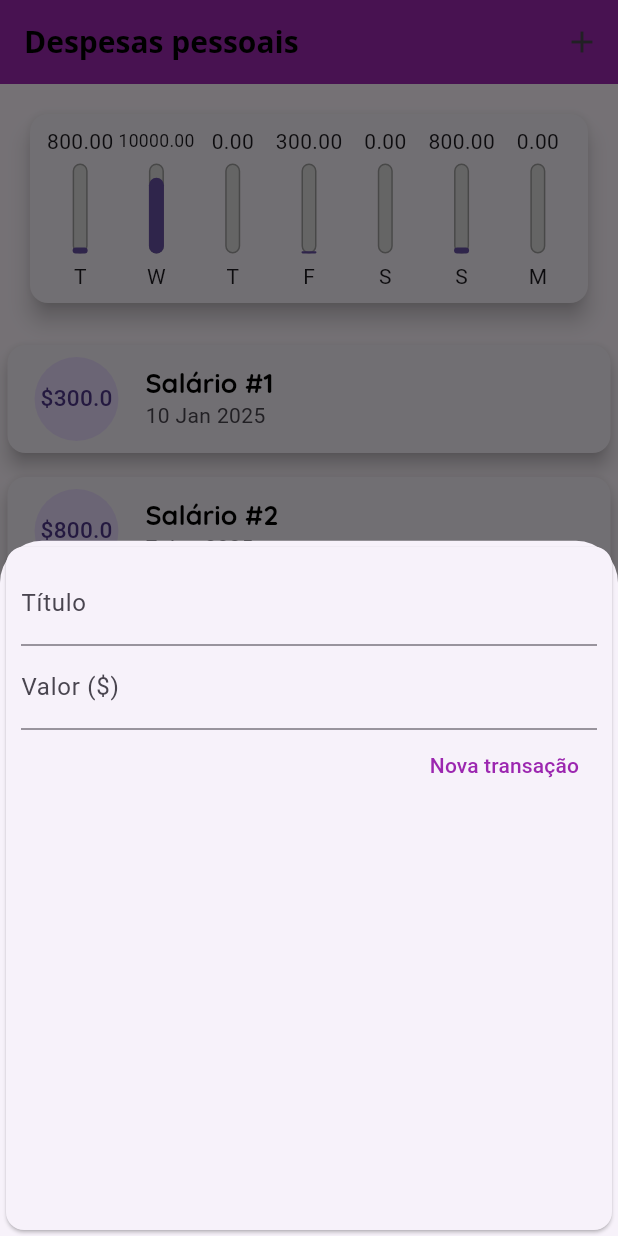
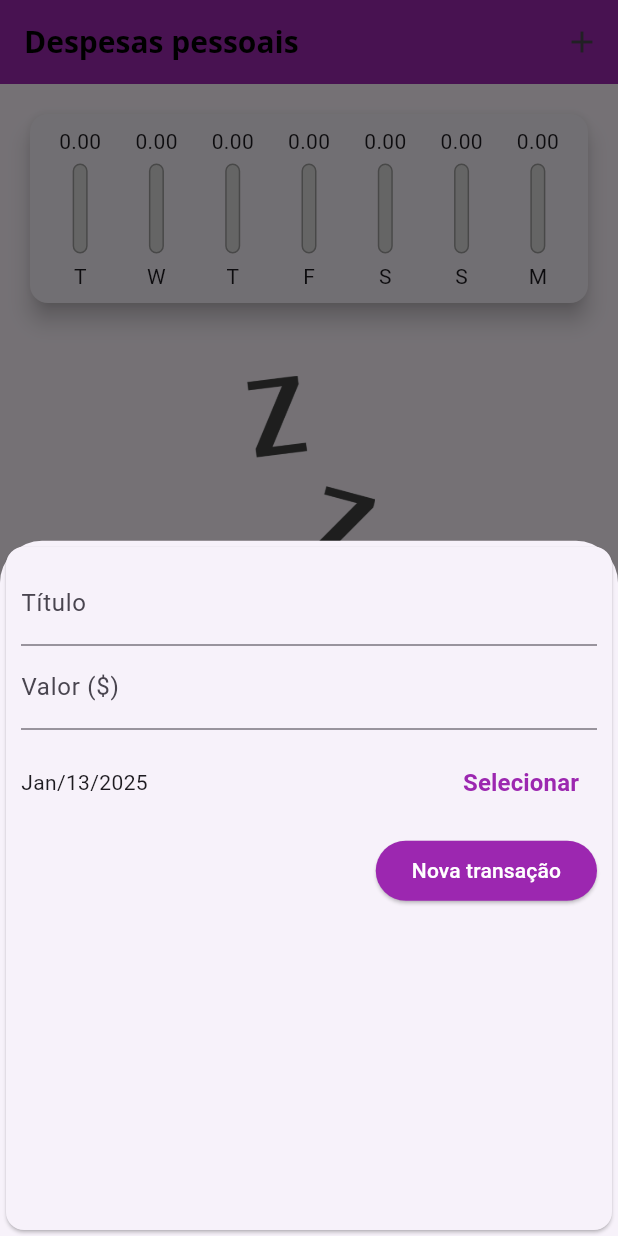
Before and after one commit to cnxarmando/expenseapp, a Flutter app: the screen it shows after launch, after a tap on the "add" icon, on a phone screen of 412 x 824 dp. Run offline on Flutter 3.47's test engine with Material 3 defaults, Android fonts, the phone set to English and light mode, and no system bars.

Commit message:
add metod remove transaction

```diff
--- a/lib/components/chart.dart
+++ b/lib/components/chart.dart
@@ -52,7 +52,9 @@ class Chart extends StatelessWidget {
               child: ChartBar(
                 label: tr['day'] as String,
                 value: tr['value'] as double,
-                percentage: (tr['value'] as double) / _weekTotalValue as double,
+                percentage: _weekTotalValue == 0
+                    ? 0
+                    : (tr['value'] as double) / _weekTotalValue as double,
               ),
             );
           }).toList(),
--- a/lib/components/transaction_form.dart
+++ b/lib/components/transaction_form.dart
@@ -1,7 +1,8 @@
 import 'package:flutter/material.dart';
+import 'package:intl/intl.dart';
 
 class TransactionForm extends StatefulWidget {
-  final void Function(String, double) onSubmit;
+  final void Function(String, double, DateTime) onSubmit;
   TransactionForm(this.onSubmit);
 
   @override
@@ -9,17 +10,37 @@ class TransactionForm extends StatefulWidget {
 }
 
 class _TransactionFormState extends State<TransactionForm> {
-  final titleController = TextEditingController();
+  final _titleController = TextEditingController();
 
-  final valueController = TextEditingController();
+  final _valueController = TextEditingController();
+
+  DateTime? _selectedDate = DateTime.now();
 
   _submitForm() {
-    final title = titleController.text;
-    final value = double.tryParse(valueController.text) ?? 0.0;
-    if (title.isEmpty || value == 0.0) {
+    final title = _titleController.text;
+    final value = double.tryParse(_valueController.text) ?? 0.0;
+    if (title.isEmpty || value == 0.0 || _selectedDate == null) {
       return; // Show an error message or do something else
     }
-    widget.onSubmit(title, value);
+    widget.onSubmit(title, value, _selectedDate!);
+  }
+
+  _showDatePicker() {
+    showDatePicker(
+      context: context,
+      initialDate: DateTime.now(),
+      firstDate: DateTime(2000),
+      lastDate: DateTime.now(),
+    ).then(
+      (pickerDate) {
+        if (pickerDate == null) {
+          return;
+        }
+        setState(() {
+          _selectedDate = pickerDate;
+        });
+      },
+    );
   }
 
   @override
@@ -30,22 +51,48 @@ class _TransactionFormState extends State<TransactionForm> {
         child: Column(
           children: <Widget>[
             TextField(
-              controller: titleController,
+              controller: _titleController,
               onSubmitted: (_) => _submitForm(),
               decoration: InputDecoration(labelText: 'Título'),
             ),
             TextField(
-              controller: valueController,
+              controller: _valueController,
               keyboardType: TextInputType.numberWithOptions(decimal: true),
               onSubmitted: (_) => _submitForm(),
               decoration: InputDecoration(labelText: 'Valor (\$)'),
             ),
+            Container(
+              height: 70,
+              child: Row(
+                children: <Widget>[
+                  Expanded(
+                    child: Text(_selectedDate == null
+                        ? 'Nenhuma data selecionada'
+                        : DateFormat('MMM/d/y').format(_selectedDate!)),
+                  ),
+                  TextButton(
+                    style: ButtonStyle(
+                      foregroundColor: WidgetStateProperty.all(Colors.purple),
+                    ),
+                    child: Text(
+                      'Selecionar',
+                      style: TextStyle(
+                        fontSize: 16,
+                        fontWeight: FontWeight.bold,
+                      ),
+                    ),
+                    onPressed: _showDatePicker,
+                  ),
+                ],
+              ),
+            ),
             Row(
               mainAxisAlignment: MainAxisAlignment.end,
               children: [
-                TextButton(
+                ElevatedButton(
                   style: ButtonStyle(
-                    foregroundColor: WidgetStateProperty.all(Colors.purple),
+                    backgroundColor: WidgetStatePropertyAll(Colors.purple),
+                    foregroundColor: WidgetStateProperty.all(Colors.white),
                   ),
                   child: Text('Nova transação'),
                   onPressed: _submitForm,
--- a/lib/components/transaction_list.dart
+++ b/lib/components/transaction_list.dart
@@ -4,8 +4,9 @@ import 'package:intl/intl.dart';
 
 class TransactionList extends StatelessWidget {
   final List<Transaction> transactions;
+  final void Function(String) onRemove;
 
-  TransactionList(this.transactions);
+  TransactionList(this.transactions, this.onRemove);
 
   @override
   Widget build(BuildContext context) {
@@ -58,7 +59,14 @@ class TransactionList extends StatelessWidget {
                       tr.title,
                     ),
                     subtitle: Text(
-                      DateFormat('d MMM y').format(tr.date),
+                      DateFormat('MMM d y').format(tr.date),
+                    ),
+                    trailing: IconButton(
+                      icon: Icon(Icons.delete),
+                      onPressed: () {
+                        onRemove(tr.id);
+                      },
+                      color: Theme.of(context).colorScheme.error,
                     ),
                   ),
                 );
--- a/lib/main.dart
+++ b/lib/main.dart
@@ -52,32 +52,7 @@ class MyHomePage extends StatefulWidget {
 }
 
 class _MyHomePageState extends State<MyHomePage> {
-  final List<Transaction> _transactions = [
-    Transaction(
-      id: 't1',
-      title: 'Salário #1',
-      value: 300,
-      date: DateTime.now().subtract(Duration(days: 3)),
-    ),
-    Transaction(
-      id: 't2',
-      title: 'Salário #2',
-      value: 800,
-      date: DateTime.now().subtract(Duration(days: 6)),
-    ),
-    Transaction(
-      id: 't3',
-      title: 'Salário #3',
-      value: 800,
-      date: DateTime.now().subtract(Duration(days: 1)),
-    ),
-    Transaction(
-      id: 't4',
-      title: 'Salário #4',
-      value: 10000.00,
-      date: DateTime.now().subtract(Duration(days: 5)),
-    ),
-  ];
+  final List<Transaction> _transactions = [];
 
   List<Transaction> get _recentTransactions {
     return _transactions.where((tr) {
@@ -87,12 +62,12 @@ class _MyHomePageState extends State<MyHomePage> {
     }).toList();
   }
 
-  _addTransaction(String title, double value) {
+  _addTransaction(String title, double value, DateTime date) {
     final newTransaction = Transaction(
       id: Random().nextDouble().toString(),
       title: title,
       value: value,
-      date: DateTime.now(),
+      date: date,
     );
 
     setState(
@@ -112,6 +87,12 @@ class _MyHomePageState extends State<MyHomePage> {
         return TransactionForm(_addTransaction);
       },
     );
+  }
+
+  _removeTransaction(String id) {
+    setState(() {
+      _transactions.removeWhere((tr) => tr.id == id);
+    });
   }
 
   @override
@@ -137,7 +118,7 @@ class _MyHomePageState extends State<MyHomePage> {
           crossAxisAlignment: CrossAxisAlignment.stretch,
           children: <Widget>[
             Chart(_recentTransactions),
-            TransactionList(_transactions),
+            TransactionList(_transactions, _removeTransaction),
           ],
         ),
       ),
```
